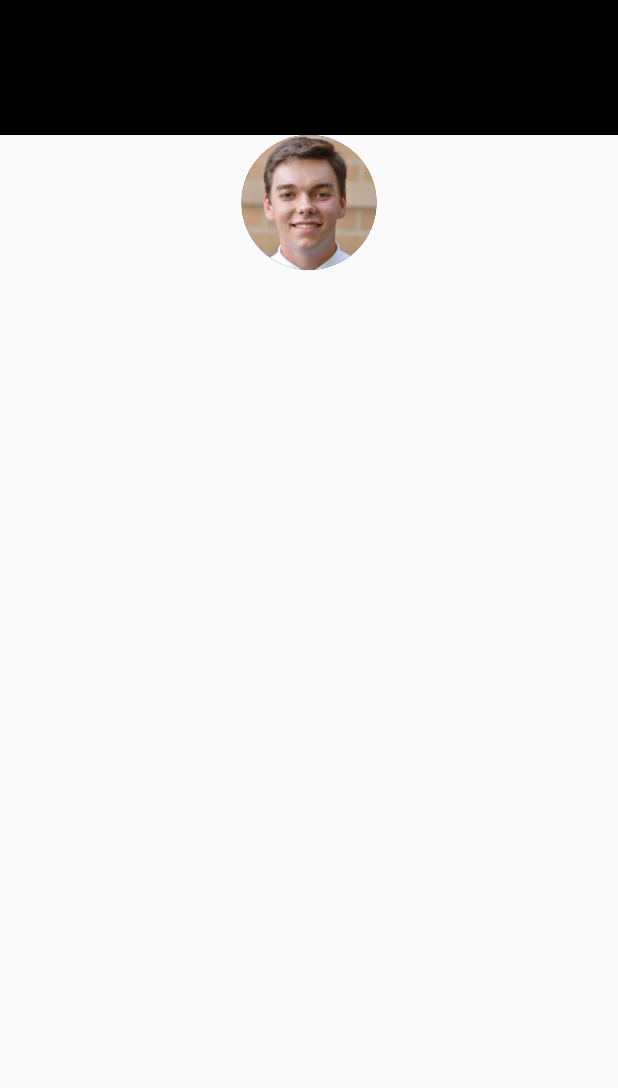
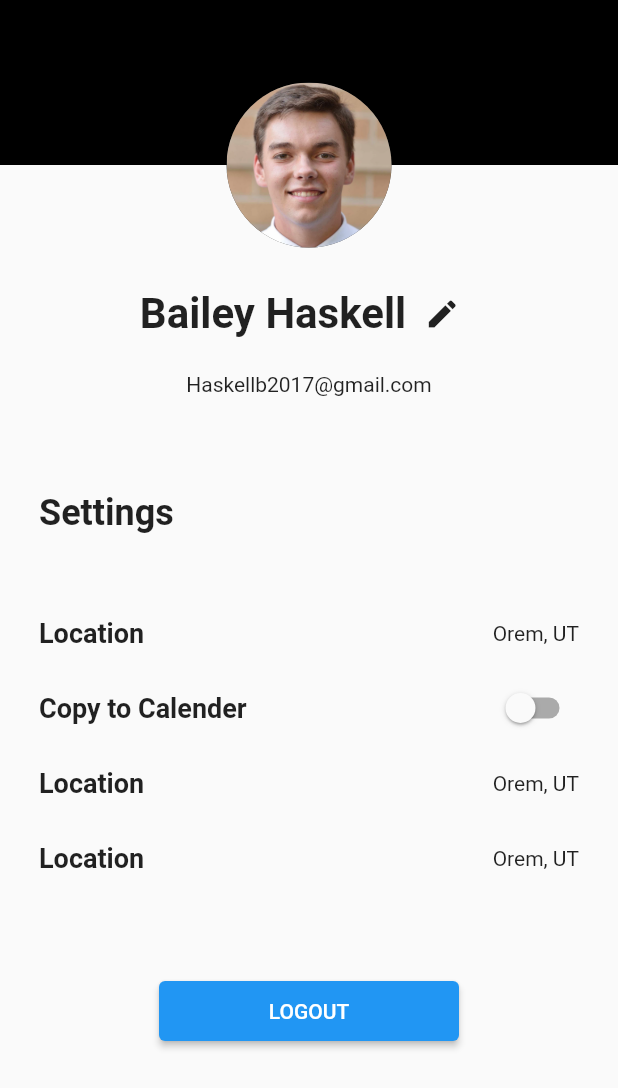
Before and after one commit to HaskizMe/roping_app, a Flutter app: the ProfileScreen screen opened directly, on a phone screen of 412 x 824 dp. Shown: the top 1088 px of the screen. Run offline on Flutter 3.47's test engine with Material 2 defaults, Android fonts, the phone set to English and light mode, and no system bars; our stand-ins replace device_preview, google_maps_flutter, photo_view.

Commit message:
working on profile page. Added setting cards

```diff
--- a/lib/custom_widgets/cards.dart
+++ b/lib/custom_widgets/cards.dart
@@ -4,7 +4,7 @@ import 'package:roping_event_app/main.dart';
 import 'package:roping_event_app/screens/favorites.dart';
 import 'package:roping_event_app/screens/home.dart';
 import 'package:roping_event_app/screens/search.dart';
-class CustomCard extends StatefulWidget {
+class EventCard extends StatefulWidget {
   final Color color;
   final String date;
   final String event;
@@ -14,7 +14,7 @@ class CustomCard extends StatefulWidget {
   final String placeHolderText;
   final int id;
   final ImageProvider<Object> image;
-  const CustomCard({Key? key,
+  const EventCard({Key? key,
     required this.color,
     required this.date,
     required this.event,
@@ -27,10 +27,10 @@ class CustomCard extends StatefulWidget {
   }) : super(key: key);
 
   @override
-  State<CustomCard> createState() => _CustomCardState();
+  State<EventCard> createState() => _EventCardState();
 }
 
-class _CustomCardState extends State<CustomCard> {
+class _EventCardState extends State<EventCard> {
 
   bool isFavorite = false;
   @override
@@ -241,3 +241,45 @@ class PictureScreen extends StatelessWidget {
     );
   }
 }
+
+class SettingsCard extends StatefulWidget {
+  final String title;
+  final double? fontSize;
+  final FontWeight? fontWeight;
+  final FontStyle? fontStyle;
+  final Widget? trailingWidget;
+  const SettingsCard({
+    super.key,
+    required this.title,
+    this.trailingWidget,
+    this.fontSize,
+    this.fontWeight,
+    this.fontStyle
+
+  });
+
+  @override
+  State<SettingsCard> createState() => _SettingsCardState();
+}
+
+class _SettingsCardState extends State<SettingsCard> {
+  @override
+  Widget build(BuildContext context) {
+    return SizedBox(
+      width: double.infinity,
+      height: 50,
+      child: ListTile(
+        title: Text(
+          widget.title,
+          style: TextStyle(
+            fontSize: widget.fontSize,
+            fontWeight: widget.fontWeight,
+            fontStyle: widget.fontStyle
+
+          ),
+        ),
+        trailing: widget.trailingWidget,
+      ),
+    );
+  }
+}
--- a/lib/main.dart
+++ b/lib/main.dart
@@ -8,7 +8,7 @@ import 'package:device_preview/device_preview.dart';
 void main() {
   runApp(DevicePreview(
     enabled: true,
-    //  enabled: false,
+     // enabled: false,
     builder: (context) => const MyApp())
   );
 }
--- a/lib/screens/home.dart
+++ b/lib/screens/home.dart
@@ -28,7 +28,7 @@ class HomeScreen extends StatelessWidget {
                   )
                 ],
               ),
-              CustomCard(
+              EventCard(
                 color: Colors.yellow,
                 date: "Tuesday, December 15 at 12 PM",
                 event: "Haskell #11 Roping",
@@ -38,7 +38,7 @@ class HomeScreen extends StatelessWidget {
                 placeHolderText: "Place image here",
                 id: 1,
               ),
-              CustomCard(
+              EventCard(
                 color: Colors.yellow,
                 date: "Tuesday, December 15 at 12 PM",
                 event: "Haskell #11 Roping",
@@ -51,7 +51,7 @@ class HomeScreen extends StatelessWidget {
                 placeHolderText: "Place image here",
                 id: 2,
               ),
-              CustomCard(
+              EventCard(
                 color: Colors.yellow,
                 date: "Tuesday, December 15 at 12 PM",
                 event: "Haskell #11 Roping",
@@ -66,7 +66,7 @@ class HomeScreen extends StatelessWidget {
                 placeHolderText: "Place image here",
                 id: 3,
               ),
-              CustomCard(
+              EventCard(
                 color: Colors.yellow,
                 date: "Tuesday, December 15 at 12 PM",
                 event: "Haskell #11 Roping",
@@ -96,7 +96,7 @@ class HomeScreen extends StatelessWidget {
                   )
                 ],
               ),
-              CustomCard(
+              EventCard(
                 color: Colors.yellow,
                 date: "Tuesday, December 15 at 12 PM",
                 event: "Haskell #11 Roping",
@@ -112,7 +112,7 @@ class HomeScreen extends StatelessWidget {
                 id: 5,
               ),
 
-              CustomCard(
+              EventCard(
                 color: Colors.yellow,
                 date: "Tuesday, December 15 at 12 PM",
                 event: "Haskell #11 Roping",
@@ -127,7 +127,7 @@ class HomeScreen extends StatelessWidget {
                 placeHolderText: "Place image here",
                 id: 6,
               ),
-              CustomCard(
+              EventCard(
                 color: Colors.yellow,
                 date: "Tuesday, December 15 at 12 PM",
                 event: "Haskell #11 Roping",
@@ -142,7 +142,7 @@ class HomeScreen extends StatelessWidget {
                 placeHolderText: "Place image here",
                 id: 7,
               ),
-              CustomCard(
+              EventCard(
                 color: Colors.yellow,
                 date: "Tuesday, December 15 at 12 PM",
                 event: "Haskell #11 Roping",
@@ -157,7 +157,7 @@ class HomeScreen extends StatelessWidget {
                 placeHolderText: "Place image here",
                 id: 8,
               ),
-              CustomCard(
+              EventCard(
                 color: Colors.yellow,
                 date: "Tuesday, December 15 at 12 PM",
                 event: "Haskell #11 Roping",
--- a/lib/screens/profile.dart
+++ b/lib/screens/profile.dart
@@ -1,26 +1,37 @@
 import 'package:flutter/material.dart';
 
-class ProfileScreen extends StatelessWidget {
+import '../custom_widgets/cards.dart';
+
+class ProfileScreen extends StatefulWidget {
   const ProfileScreen({Key? key}) : super(key: key);
 
   @override
+  State<ProfileScreen> createState() => _ProfileScreenState();
+}
 
+class _ProfileScreenState extends State<ProfileScreen> {
+  bool switchValue = false;
+
+  @override
   Widget build(BuildContext context) {
-    double height = 90.0;
-    double circleRadius = 90.0;
-
+    double size = 110.0;
     return Scaffold(
       body: Column(
         children: [
+          SizedBox(
+            height: size * 1.5,
+            child: Stack(
+              children: [
                 Container(
-            height: height, // Adjust the height as needed
+                  height: size, // Adjust the height as needed
                   color: Colors.black,
                 ),
-          Align(
-            alignment: Alignment.center,
+                Positioned(
+                  top: size / 2,
+                  left: (MediaQuery.of(context).size.width / 2) - (size / 2),
                   child: Container(
-              width: circleRadius,
-              height: circleRadius,
+                    width: size,
+                    height: size,
                     decoration: BoxDecoration(
                       shape: BoxShape.circle,
                       color: Colors.grey[800],
@@ -35,6 +46,116 @@ class ProfileScreen extends StatelessWidget {
                 ),
               ],
             ),
+          ),
+          SizedBox(height: 20,),
+          Row(
+            mainAxisAlignment: MainAxisAlignment.center,
+            crossAxisAlignment: CrossAxisAlignment.center,
+            children: [
+              const Text(
+                "Bailey Haskell",
+                style: TextStyle(
+                    fontSize: 28,
+                    fontWeight: FontWeight.bold
+                ),
+              ),
+              IconButton(
+                splashRadius: 20.0,
+                  onPressed: () {},
+                  icon: Icon(Icons.edit),
+              ),
+            ],
+          ),
+          SizedBox(height: 15,),
+          const Text("Haskellb2017@gmail.com"),
+          SizedBox(height: 40,),
+          Padding(
+            padding: EdgeInsets.all(10.0),
+            child: Column(
+              children: [
+                // Row(
+                //   children: [
+                //     Text(
+                //       "Settings",
+                //       style: TextStyle(
+                //           fontSize: 20,
+                //           fontWeight: FontWeight.bold
+                //       ),
+                //     ),
+                //   ],
+                // ),
+                const SettingsCard(
+                    title: "Settings",
+                  fontSize: 24,
+                  fontWeight: FontWeight.bold,
+                ),
+                SizedBox(height: 30,),
+                const SettingsCard(
+                  title: "Location",
+                  fontSize: 18,
+                  fontWeight: FontWeight.bold,
+                  trailingWidget: Text("Orem, UT"),
+                ),
+                SettingsCard(
+                  title: "Copy to Calender",
+                  fontSize: 18,
+                  fontWeight: FontWeight.bold,
+                  trailingWidget: Switch(
+                    value: switchValue,
+                    onChanged: (value) {
+                      setState(() {
+                        print("Value $switchValue");
+                        switchValue = true;
+                        //switchFunction(value);
+                        switchValue = value;
+                      });
+                    },
+                  ),
+                ),
+
+                const SettingsCard(
+                  title: "Location",
+                  fontSize: 18,
+                  fontWeight: FontWeight.bold,
+                  trailingWidget: Text("Orem, UT"),
+                ),
+                const SettingsCard(
+                  title: "Location",
+                  fontSize: 18,
+                  fontWeight: FontWeight.bold,
+                  trailingWidget: Text("Orem, UT"),
+                ),
+                const SizedBox(height: 60,),
+                SizedBox(
+                  width: 200,
+                  height: 40,
+                  child: ElevatedButton(
+                      onPressed: () {},
+                      child: Text("LOGOUT"),
+                  ),
+                ),
+              ],
+            ),
+          )
+          // Padding(
+          //   padding: EdgeInsets.all(20.0),
+          //   child: Row(
+          //     mainAxisAlignment: MainAxisAlignment.start,
+          //     children: [
+          //       Text(
+          //           "Settings",
+          //         style: TextStyle(
+          //           fontSize: 20,
+          //           fontWeight: FontWeight.bold
+          //         ),
+          //       ),
+          //       Spacer(), // This will add a big space in between
+          //       Text("Orem, UT"),
+          //     ],
+          //   ),
+          // )
+        ],
+      ),
     );
   }
 }
--- a/lib/screens/search.dart
+++ b/lib/screens/search.dart
@@ -167,7 +167,7 @@ Widget listView() {
     child: ListView.builder(
       itemCount: 8, // Number of items in your list
       itemBuilder: (context, index) {
-        return const CustomCard(
+        return const EventCard(
           color: Colors.yellow,
           date: "Tuesday, December 15 at 12 PM",
           event: "Haskell #11 Roping",
```
Also changed, not shown: pubspec.lock. Lines whose indentation alone changed are shown as unchanged.
